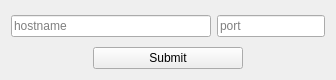
The window that uiFiles/socket.ui (ghorik78/serverGui) describes before a commit, drawn with Qt 5.
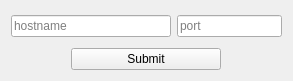
The same window after the commit.

```diff
--- a/uiFiles/socket.ui
+++ b/uiFiles/socket.ui
@@ -6,8 +6,8 @@
    <rect>
     <x>0</x>
     <y>0</y>
-    <width>336</width>
-    <height>80</height>
+    <width>293</width>
+    <height>81</height>
    </rect>
   </property>
   <property name="windowTitle">
@@ -50,7 +50,7 @@
           </property>
           <property name="minimumSize">
            <size>
-            <width>200</width>
+            <width>160</width>
             <height>0</height>
            </size>
           </property>
```
